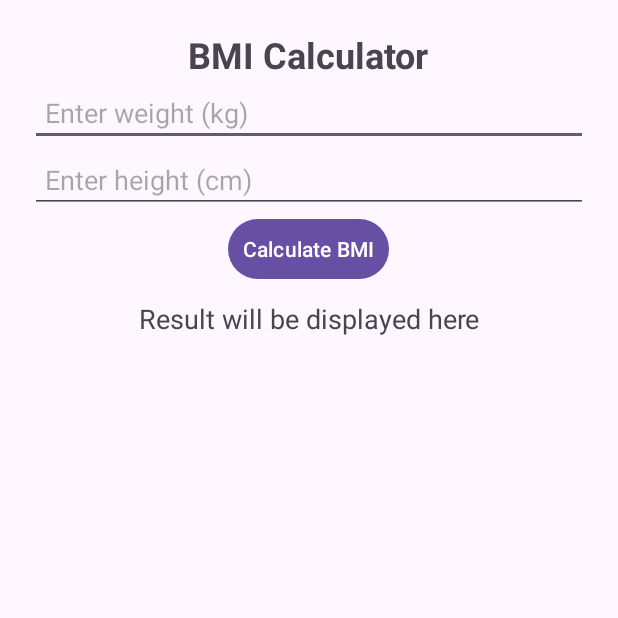
After one commit to ClugerLoki/Android-Lab, an Android app: the BMIActivity screen opened directly, with no data from a screen before it, on a phone screen of 412 x 824 dp, the top half of it. The commit adds this screen. Run offline under Robolectric (Android 15) with nearby library versions, the phone set to English and light mode, and no system bars.

Commit message:
BMI Calculator Update

```diff
--- a/app/src/main/AndroidManifest.xml
+++ b/app/src/main/AndroidManifest.xml
@@ -31,6 +31,9 @@
         <activity
             android:name=".TextStyleActivity"
             android:exported="false" />
+        <activity
+            android:name=".BMIActivity"
+            android:exported="false" />
 
         <activity
             android:name=".LoginActivity"
--- /dev/null
+++ b/app/src/main/java/com/example/fitbit/BMIActivity.java
@@ -0,0 +1,67 @@
+package com.example.fitbit;
+
+import android.os.Bundle;
+import android.view.View;
+import android.widget.Button;
+import android.widget.EditText;
+import android.widget.TextView;
+import androidx.appcompat.app.AppCompatActivity;
+
+public class BMIActivity extends AppCompatActivity {
+
+    private EditText editTextWeight, editTextHeight;
+    private Button buttonCalculate;
+    private TextView textViewResult;
+
+    @Override
+    protected void onCreate(Bundle savedInstanceState) {
+        super.onCreate(savedInstanceState);
+        setContentView(R.layout.activity_bmi);
+
+        // Initializing UI elements
+        editTextWeight = findViewById(R.id.editTextWeight);
+        editTextHeight = findViewById(R.id.editTextHeight);
+        buttonCalculate = findViewById(R.id.buttonCalculate);
+        textViewResult = findViewById(R.id.textViewResult);
+
+        // Button click listener
+        buttonCalculate.setOnClickListener(new View.OnClickListener() {
+            @Override
+            public void onClick(View v) {
+                calculateBMI();
+            }
+        });
+    }
+
+    private void calculateBMI() {
+        String weightStr = editTextWeight.getText().toString();
+        String heightStr = editTextHeight.getText().toString();
+
+        if (!weightStr.isEmpty() && !heightStr.isEmpty()) {
+            float weight = Float.parseFloat(weightStr);
+            float height = Float.parseFloat(heightStr) / 100; // Convert cm to meters
+
+            if (height > 0) {
+                float bmi = weight / (height * height);
+                String bmiCategory = getBMICategory(bmi);
+                textViewResult.setText(String.format("Your BMI: %.2f\n%s", bmi, bmiCategory));
+            } else {
+                textViewResult.setText("Height must be greater than 0");
+            }
+        } else {
+            textViewResult.setText("Please enter weight and height");
+        }
+    }
+
+    private String getBMICategory(float bmi) {
+        if (bmi < 18.5) {
+            return "Underweight";
+        } else if (bmi < 24.9) {
+            return "Normal weight";
+        } else if (bmi < 29.9) {
+            return "Overweight";
+        } else {
+            return "Obesity";
+        }
+    }
+}
--- /dev/null
+++ b/app/src/main/res/layout/activity_bmi.xml
@@ -0,0 +1,48 @@
+<?xml version="1.0" encoding="utf-8"?>
+<LinearLayout xmlns:android="http://schemas.android.com/apk/res/android"
+    android:layout_width="match_parent"
+    android:layout_height="match_parent"
+    android:orientation="vertical"
+    android:padding="20dp">
+
+    <TextView
+        android:layout_width="wrap_content"
+        android:layout_height="wrap_content"
+        android:text="BMI Calculator"
+        android:textSize="24sp"
+        android:textStyle="bold"
+        android:layout_gravity="center"/>
+
+    <EditText
+        android:id="@+id/editTextWeight"
+        android:layout_width="match_parent"
+        android:layout_height="wrap_content"
+        android:hint="Enter weight (kg)"
+        android:inputType="numberDecimal"
+        android:padding="10dp"/>
+
+    <EditText
+        android:id="@+id/editTextHeight"
+        android:layout_width="match_parent"
+        android:layout_height="wrap_content"
+        android:hint="Enter height (cm)"
+        android:inputType="numberDecimal"
+        android:padding="10dp"/>
+
+    <Button
+        android:id="@+id/buttonCalculate"
+        android:layout_width="wrap_content"
+        android:layout_height="wrap_content"
+        android:text="Calculate BMI"
+        android:layout_gravity="center"
+        android:padding="10dp"/>
+
+    <TextView
+        android:id="@+id/textViewResult"
+        android:layout_width="match_parent"
+        android:layout_height="wrap_content"
+        android:text="Result will be displayed here"
+        android:textSize="18sp"
+        android:gravity="center"
+        android:padding="10dp"/>
+</LinearLayout>
```
Also changed, not shown: app/src/main/java/com/example/fitbit/MainActivity.java (+10 -1 lines), app/src/main/res/layout/activity_main.xml (+76 -0 lines).
